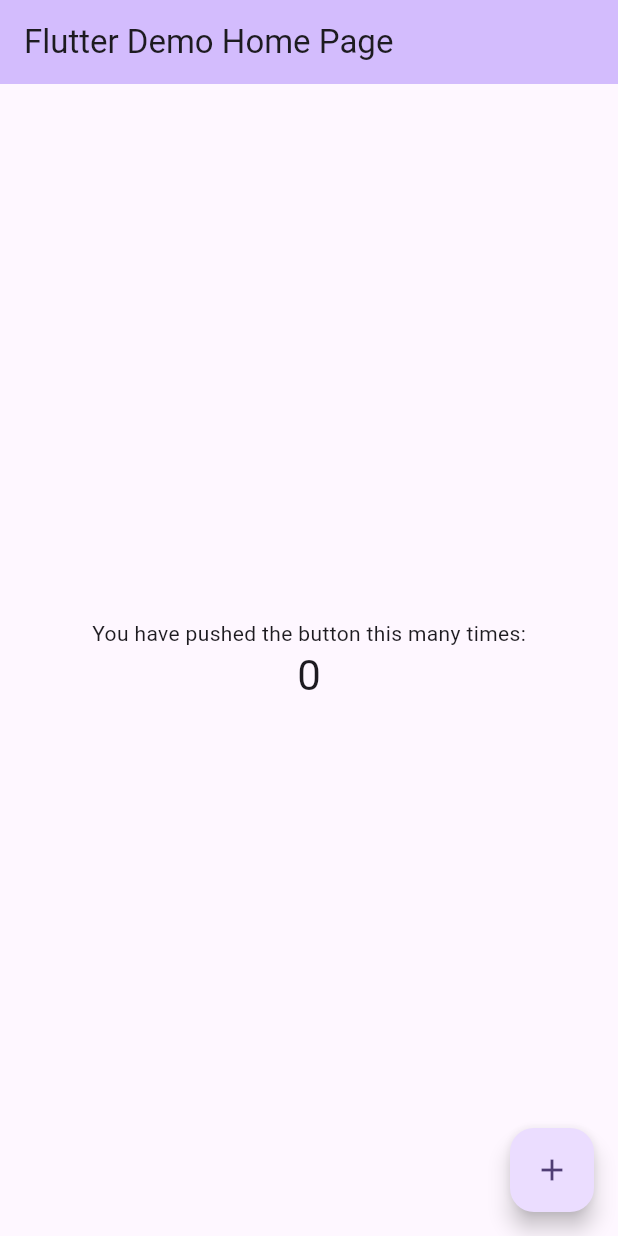
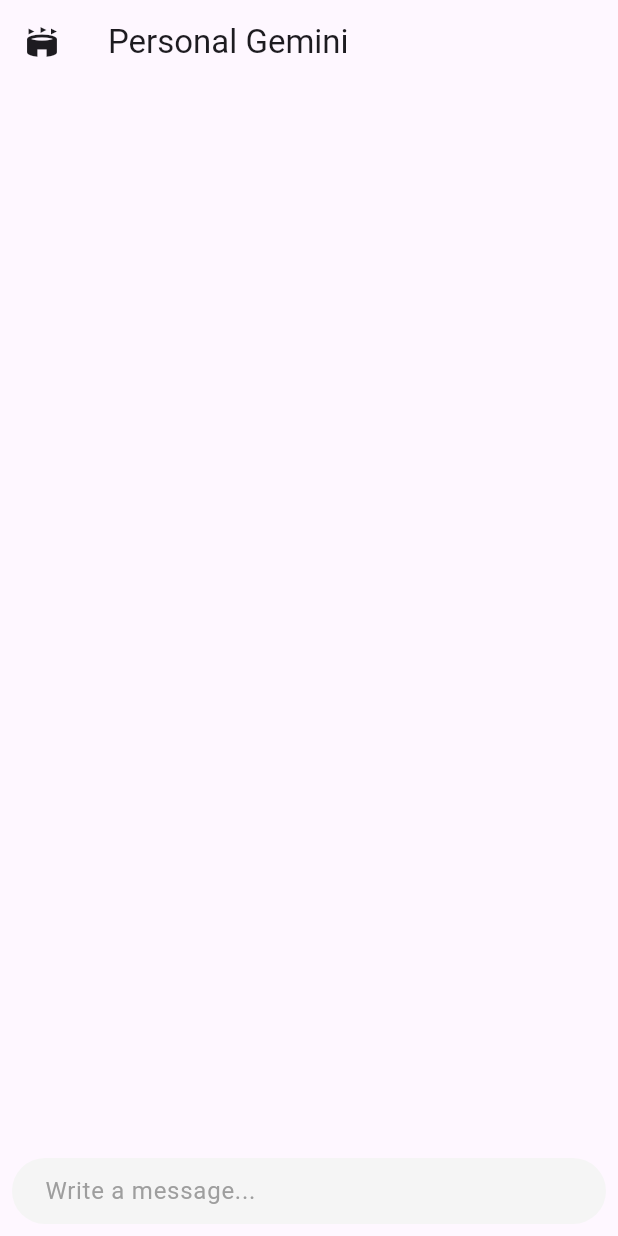
Before and after one commit to fadikhan51/Gemini-Pod, a Flutter app: the screen it shows after launch, on a phone screen of 412 x 824 dp. Run offline on Flutter 3.47's test engine with Material 3 defaults, Android fonts, the phone set to English and light mode, and no system bars; drawn by our look-alikes of dash_chat_2.

Commit message:
Text based input implemented, Image based pending

```diff
--- /dev/null
+++ b/gemini_ai_pod/lib/chatUI.dart
@@ -0,0 +1,88 @@
+import 'dart:convert';
+
+import 'package:dash_chat_2/dash_chat_2.dart';
+import 'package:flutter/material.dart';
+import 'package:http/http.dart' as http;
+
+class Chatbot extends StatefulWidget {
+  const Chatbot({super.key});
+
+  @override
+  State<Chatbot> createState() => _ChatbotState();
+}
+
+class _ChatbotState extends State<Chatbot> {
+  ChatUser myself = ChatUser(id: '1', firstName: 'GuestUser');
+  ChatUser gemini = ChatUser(id: '2', firstName: 'Gemini');
+
+  final targetURL =
+      'https://generativelanguage.googleapis.com/v1beta/models/gemini-pro:generateContent?key=AIzaSyDmkcO9mHjejFFWNPSx5sXYSuQZApcc5tU';
+  final headers = {'Content-Type': 'application/json'};
+
+  List<ChatMessage> allMessages = [];
+  List<ChatUser> currentlyTyping = [];
+
+  void insertIntoMessages(ChatMessage m) async {
+    setState(() {
+      currentlyTyping.add(gemini);
+      allMessages.insert(0, m);
+    });
+
+    var query = {
+      "contents": [
+        {
+          "parts": [
+            {"text": m.text}
+          ]
+        }
+      ]
+    };
+
+    await http
+        .post(Uri.parse(targetURL), headers: headers, body: jsonEncode(query))
+        .then((value) {
+      if (value.statusCode == 200) {
+        var result = jsonDecode(value.body);
+        // print(result['candidates'][0]['content']['parts'][0]['text']);
+
+        ChatMessage response = ChatMessage(
+            text: result['candidates'][0]['content']['parts'][0]['text'],
+            user: gemini,
+            createdAt: DateTime.now());
+          allMessages.insert(0, response);
+      } else {
+        ChatMessage response = ChatMessage(
+            text: "Sorry, there was an error getting the response back. Please send your query again : )",
+            user: gemini,
+            createdAt: DateTime.now());
+        allMessages.insert(0, response);
+        print("Error in getting the response back");
+      }
+    }).catchError((error) {
+      ChatMessage response = ChatMessage(
+          text: "Sorry, there was an error getting the response back. Please send your query again : )",
+          user: gemini,
+          createdAt: DateTime.now());
+      allMessages.insert(0, response);
+      print("Error in getting the response back");
+    });
+
+    setState(() {
+      currentlyTyping.remove(gemini);
+    });
+  }
+
+  @override
+  Widget build(BuildContext context) {
+    return Scaffold(
+      body: DashChat(
+        typingUsers: currentlyTyping,
+        currentUser: myself,
+        onSend: (ChatMessage message) {
+          insertIntoMessages(message);
+        },
+        messages: allMessages,
+      ),
+    );
+  }
+}
--- a/gemini_ai_pod/lib/main.dart
+++ b/gemini_ai_pod/lib/main.dart
@@ -1,125 +1,14 @@
 import 'package:flutter/material.dart';
+import 'chatUI.dart';
 
 void main() {
-  runApp(const MyApp());
+  runApp(MaterialApp(
+    home: Scaffold(
+      appBar: AppBar(
+        title: Text("Personal Gemini"),
+        leading: Icon(Icons.stadium_sharp),
+      ),
+      body: Chatbot(),
+    ),
+  ));
 }
-
-class MyApp extends StatelessWidget {
-  const MyApp({super.key});
-
-  // This widget is the root of your application.
-  @override
-  Widget build(BuildContext context) {
-    return MaterialApp(
-      title: 'Flutter Demo',
-      theme: ThemeData(
-        // This is the theme of your application.
-        //
-        // TRY THIS: Try running your application with "flutter run". You'll see
-        // the application has a purple toolbar. Then, without quitting the app,
-        // try changing the seedColor in the colorScheme below to Colors.green
-        // and then invoke "hot reload" (save your changes or press the "hot
-        // reload" button in a Flutter-supported IDE, or press "r" if you used
-        // the command line to start the app).
-        //
-        // Notice that the counter didn't reset back to zero; the application
-        // state is not lost during the reload. To reset the state, use hot
-        // restart instead.
-        //
-        // This works for code too, not just values: Most code changes can be
-        // tested with just a hot reload.
-        colorScheme: ColorScheme.fromSeed(seedColor: Colors.deepPurple),
-        useMaterial3: true,
-      ),
-      home: const MyHomePage(title: 'Flutter Demo Home Page'),
-    );
-  }
-}
-
-class MyHomePage extends StatefulWidget {
-  const MyHomePage({super.key, required this.title});
-
-  // This widget is the home page of your application. It is stateful, meaning
-  // that it has a State object (defined below) that contains fields that affect
-  // how it looks.
-
-  // This class is the configuration for the state. It holds the values (in this
-  // case the title) provided by the parent (in this case the App widget) and
-  // used by the build method of the State. Fields in a Widget subclass are
-  // always marked "final".
-
-  final String title;
-
-  @override
-  State<MyHomePage> createState() => _MyHomePageState();
-}
-
-class _MyHomePageState extends State<MyHomePage> {
-  int _counter = 0;
-
-  void _incrementCounter() {
-    setState(() {
-      // This call to setState tells the Flutter framework that something has
-      // changed in this State, which causes it to rerun the build method below
-      // so that the display can reflect the updated values. If we changed
-      // _counter without calling setState(), then the build method would not be
-      // called again, and so nothing would appear to happen.
-      _counter++;
-    });
-  }
-
-  @override
-  Widget build(BuildContext context) {
-    // This method is rerun every time setState is called, for instance as done
-    // by the _incrementCounter method above.
-    //
-    // The Flutter framework has been optimized to make rerunning build methods
-    // fast, so that you can just rebuild anything that needs updating rather
-    // than having to individually change instances of widgets.
-    return Scaffold(
-      appBar: AppBar(
-        // TRY THIS: Try changing the color here to a specific color (to
-        // Colors.amber, perhaps?) and trigger a hot reload to see the AppBar
-        // change color while the other colors stay the same.
-        backgroundColor: Theme.of(context).colorScheme.inversePrimary,
-        // Here we take the value from the MyHomePage object that was created by
-        // the App.build method, and use it to set our appbar title.
-        title: Text(widget.title),
-      ),
-      body: Center(
-        // Center is a layout widget. It takes a single child and positions it
-        // in the middle of the parent.
-        child: Column(
-          // Column is also a layout widget. It takes a list of children and
-          // arranges them vertically. By default, it sizes itself to fit its
-          // children horizontally, and tries to be as tall as its parent.
-          //
-          // Column has various properties to control how it sizes itself and
-          // how it positions its children. Here we use mainAxisAlignment to
-          // center the children vertically; the main axis here is the vertical
-          // axis because Columns are vertical (the cross axis would be
-          // horizontal).
-          //
-          // TRY THIS: Invoke "debug painting" (choose the "Toggle Debug Paint"
-          // action in the IDE, or press "p" in the console), to see the
-          // wireframe for each widget.
-          mainAxisAlignment: MainAxisAlignment.center,
-          children: <Widget>[
-            const Text(
-              'You have pushed the button this many times:',
-            ),
-            Text(
-              '$_counter',
-              style: Theme.of(context).textTheme.headlineMedium,
-            ),
-          ],
-        ),
-      ),
-      floatingActionButton: FloatingActionButton(
-        onPressed: _incrementCounter,
-        tooltip: 'Increment',
-        child: const Icon(Icons.add),
-      ), // This trailing comma makes auto-formatting nicer for build methods.
-    );
-  }
-}
--- a/gemini_ai_pod/pubspec.yaml
+++ b/gemini_ai_pod/pubspec.yaml
@@ -35,6 +35,8 @@ dependencies:
   # The following adds the Cupertino Icons font to your application.
   # Use with the CupertinoIcons class for iOS style icons.
   cupertino_icons: ^1.0.6
+  dash_chat_2: ^0.0.20
+  http: ^1.2.1
 
 dev_dependencies:
   flutter_test:
```
Also changed, not shown: gemini_ai_pod/pubspec.lock, 7 other files.
